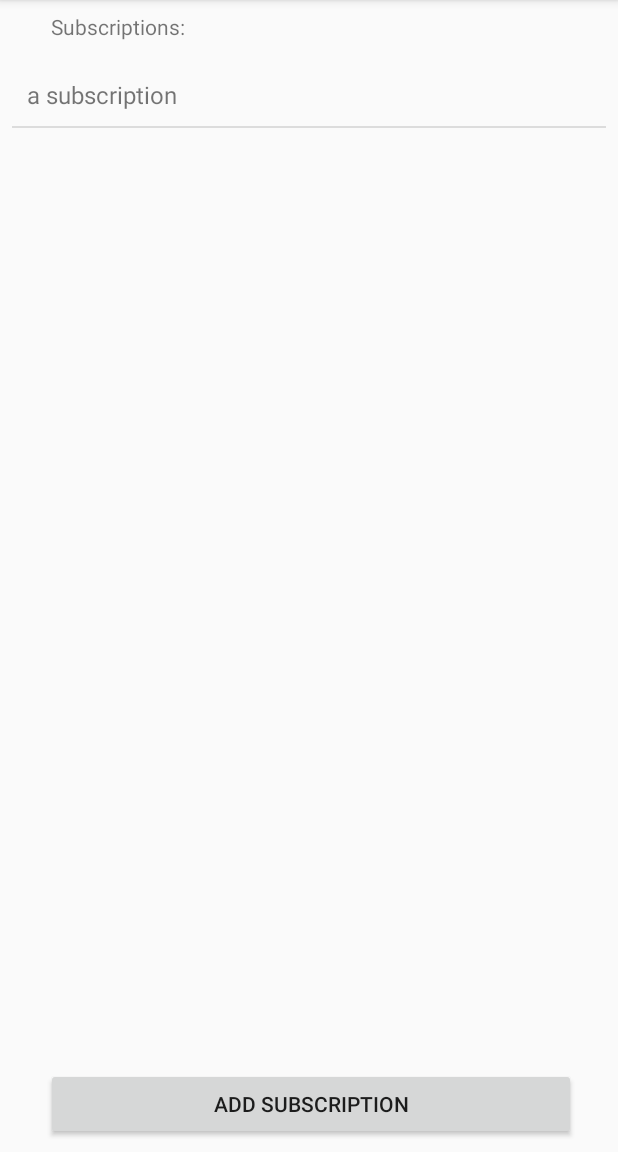
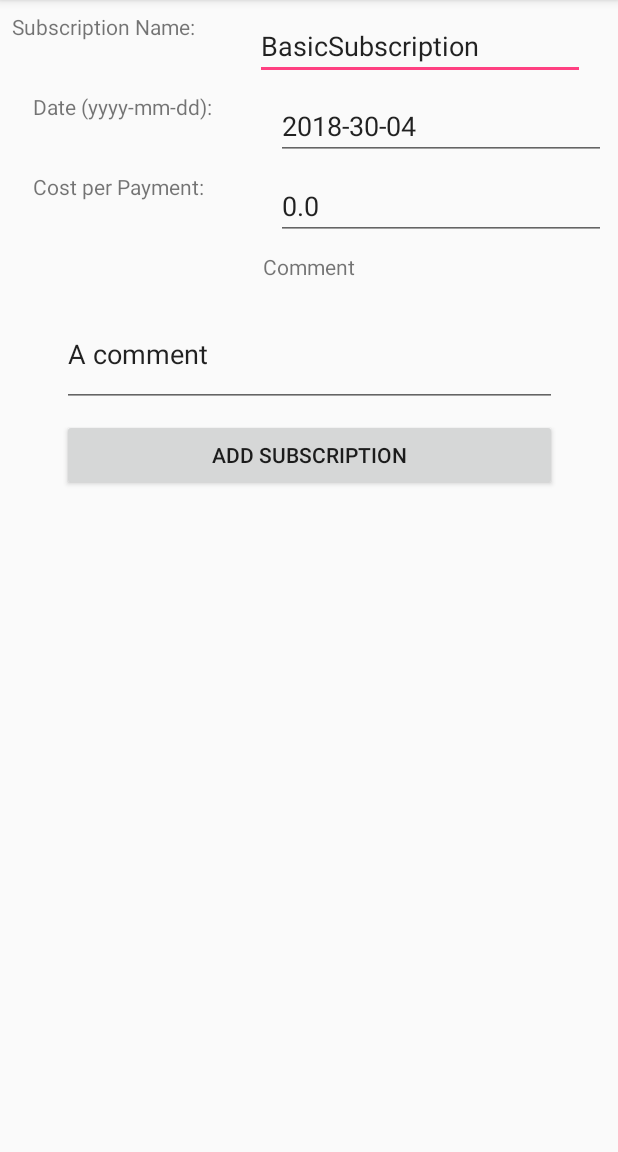
Before and after one commit to CptJamesCook/JCOOK-SubBook, an Android app: the screen it shows after launch (SubBookMainActivity before the commit, SubDetailsActivity after it), after a tap on "ADD SUBSCRIPTION", on a phone screen of 412 x 824 dp, the part 84-1236 px from its top. Run offline under Robolectric (Android 15) with nearby library versions, the phone set to English and light mode, and no system bars.

Commit message:
I should commit more often...

```diff
--- a/app/src/main/AndroidManifest.xml
+++ b/app/src/main/AndroidManifest.xml
@@ -16,6 +16,7 @@
                 <category android:name="android.intent.category.LAUNCHER" />
             </intent-filter>
         </activity>
+        <activity android:name=".SubDetailsActivity"></activity>
     </application>
 
 </manifest>
--- /dev/null
+++ b/app/src/main/java/com/example/james/jcook_subbook/BasicSubscription.java
@@ -0,0 +1,80 @@
+package com.example.james.jcook_subbook;
+
+import com.google.gson.annotations.Expose;
+
+import java.util.Date;
+import java.util.jar.Attributes;
+
+/**
+ * Created by james on 02/02/18.
+ */
+
+public class BasicSubscription {
+
+    @Expose
+    private String name;
+
+    @Expose
+    private Date date;
+
+    @Expose
+    private float cost;
+
+    @Expose
+    private String comment;
+
+    public BasicSubscription(){
+        this.name = "BasicSubscription";
+        this.date = new Date();
+        this.cost = 0.0f;
+        this.comment = "A comment";
+    }
+
+    public BasicSubscription(String name, Date date, float cost, String comment){
+        this.setName(name);
+        this.setDate(date);
+        this.setCost(cost);
+        try {
+            this.setComment(comment);
+        } catch (CommentTooLongException e) {
+            System.out.println("Comment too long.");
+        }
+    }
+
+    public void setName(String name){
+        this.name = name;
+    }
+
+    public String getName(){
+        return this.name;
+    }
+
+    public void setDate(Date date){
+        this.date = date;
+    }
+    public Date getDate(){
+        return this.date;
+    }
+
+    public void setCost(float cost){
+        this.cost = cost;
+    }
+    public float getCost(){
+        return this.cost;
+    }
+
+    public void setComment(String comment) throws CommentTooLongException{
+        if(comment.length() > 30){
+            throw new CommentTooLongException();
+        }
+        this.comment = comment;
+    }
+    public String getComment(){
+        return this.comment;
+    }
+
+    @Override
+    public String toString(){
+        return this.name;
+    }
+}
--- /dev/null
+++ b/app/src/main/java/com/example/james/jcook_subbook/CommentTooLongException.java
@@ -0,0 +1,8 @@
+package com.example.james.jcook_subbook;
+
+/**
+ * Created by james on 03/02/18.
+ */
+
+public class CommentTooLongException extends Exception {
+}
--- /dev/null
+++ b/app/src/main/java/com/example/james/jcook_subbook/NameTooLongException.java
@@ -0,0 +1,8 @@
+package com.example.james.jcook_subbook;
+
+/**
+ * Created by james on 03/02/18.
+ */
+
+public class NameTooLongException extends Exception {
+}
--- a/app/src/main/java/com/example/james/jcook_subbook/SubBookMainActivity.java
+++ b/app/src/main/java/com/example/james/jcook_subbook/SubBookMainActivity.java
@@ -1,10 +1,12 @@
 package com.example.james.jcook_subbook;
 
 import android.content.Context;
+import android.content.Intent;
 import android.os.Bundle;
 import android.support.v7.app.AppCompatActivity;
 import android.util.Log;
 import android.view.View;
+import android.widget.AdapterView;
 import android.widget.ArrayAdapter;
 import android.widget.Button;
 import android.widget.ListView;
@@ -22,33 +24,46 @@ import java.io.InputStreamReader;
 import java.io.OutputStreamWriter;
 import java.lang.reflect.Type;
 import java.util.ArrayList;
+import java.util.Date;
 
 public class SubBookMainActivity extends AppCompatActivity {
-    private static final String FILENAME = "newfile.sav";
+    public static final String EXTRA_NAME = "com.example.james.jcook_subbook.NAME";
+    public static final String EXTRA_DATE = "com.example.james.jcook_subbook.DATE";
+    public static final String EXTRA_COST = "com.example.james.jcook_subbook.COST";
+    public static final String EXTRA_COMMENT = "com.example.james.jcook_subbook.COMMENT";
+
+    private static final String FILENAME = "newFile.sav";
     private ListView currSubsList;
 
-    private ArrayList<String> sublist;
-    private ArrayAdapter<String> adapter;
+    private ArrayList<BasicSubscription> sublist;
+    private ArrayAdapter<BasicSubscription> adapter;
+
+    private static final int SELECTOR_CONST = 1;
 
     @Override
     protected void onCreate(Bundle savedInstanceState) {
         super.onCreate(savedInstanceState);
         setContentView(R.layout.activity_sub_book_main);
 
-        Button addSubBtn = (Button) findViewById(R.id.addSub);
-        currSubsList = (ListView) findViewById(R.id.currSubs);
+        Button addSubBtn = findViewById(R.id.addSub);
+        currSubsList = findViewById(R.id.currSubs);
 
+        //define behavior for the add subscriptions button
         addSubBtn.setOnClickListener(new View.OnClickListener(){
-
+            @Override
             public void onClick(View v){
                 setResult(RESULT_OK);
-                String text = "a subscription";
+                BasicSubscription sub = new BasicSubscription();
+                openSubDetailsActivity(sub);
+            }
+        });
 
-                sublist.add(text);
-
-                adapter.notifyDataSetChanged();
-
-                saveInFile();
+        //define behavior for when an item is clicked on
+        currSubsList.setOnItemClickListener(new AdapterView.OnItemClickListener() {
+            @Override
+            public void onItemClick(AdapterView<?> parent, View view, int position, long id) {
+                BasicSubscription entry = (BasicSubscription) parent.getItemAtPosition(position);
+                openSubDetailsActivity(entry);
             }
         });
     }
@@ -58,8 +73,8 @@ public class SubBookMainActivity extends AppCompatActivity {
         // TODO Auto-generated method stub
         super.onStart();
         loadFromFile();
-        adapter = new ArrayAdapter<String>(this,
-                R.layout.list_item, sublist);
+        adapter = new ArrayAdapter<BasicSubscription>(this,
+                                                       R.layout.list_item, sublist);
         currSubsList.setAdapter(adapter);
     }
 
@@ -74,18 +89,14 @@ public class SubBookMainActivity extends AppCompatActivity {
             //Taken https://stackoverflow.com/questions/12384064/gson-convert-from-json-to-a-typed-arraylistt
             // 2018-01-24
 
-            Type listType = new TypeToken<ArrayList<String>>(){}.getType();
+            Type listType = new TypeToken<ArrayList<BasicSubscription>>(){}.getType();
 
             sublist = gson.fromJson(in, listType);
 
         } catch (FileNotFoundException e) {
             // TODO Auto-generated catch block
-            sublist = new ArrayList<String>();
-        } catch (IOException e) {
-            // TODO Auto-generated catch block
-            e.printStackTrace();
+            sublist = new ArrayList<BasicSubscription>();
         }
-
     }
 
     private void saveInFile() {
@@ -109,6 +120,38 @@ public class SubBookMainActivity extends AppCompatActivity {
         }
     }
 
+    private void openSubDetailsActivity(BasicSubscription sub){
+        Intent intent = new Intent(this, SubDetailsActivity.class);
+        intent.putExtra(EXTRA_NAME, sub.getName());
+        intent.putExtra(EXTRA_DATE, sub.getDate().getTime());
+        intent.putExtra(EXTRA_COST, sub.getCost());
+        intent.putExtra(EXTRA_COMMENT, sub.getComment());
+        startActivityForResult(intent, SELECTOR_CONST);
+    }
+
+    @Override
+    protected void onActivityResult(int requestCode, int resultCode, Intent data){
+        switch(requestCode){
+            case SELECTOR_CONST:
+                if(resultCode == RESULT_OK){
+                    //get the sub data from intent
+                    //Get info from bundle
+                    Bundle bundle = data.getExtras();
+                    String subName = bundle.getString(EXTRA_NAME);
+                    Long timeInMilli = bundle.getLong(EXTRA_DATE);
+                    Date subDate = new Date(timeInMilli);
+                    float subCost = bundle.getFloat(EXTRA_COST);
+                    String subComment = bundle.getString(EXTRA_COMMENT);
+
+                    BasicSubscription sub = new BasicSubscription(subName, subDate,
+                                                                  subCost, subComment);
+                    sublist.add(sub);
+                    adapter.notifyDataSetChanged();
+                    saveInFile();
+                }
+        }
+    }
+
     protected void onDestroy(){
 		super.onDestroy();
 		Log.i("In Destroy method","The app is closing");
--- /dev/null
+++ b/app/src/main/java/com/example/james/jcook_subbook/SubDetailsActivity.java
@@ -0,0 +1,90 @@
+package com.example.james.jcook_subbook;
+
+import android.content.Intent;
+import android.support.v7.app.AppCompatActivity;
+import android.os.Bundle;
+import android.view.View;
+import android.widget.Button;
+import android.widget.EditText;
+
+import java.text.ParseException;
+import java.text.SimpleDateFormat;
+import java.util.Date;
+
+public class SubDetailsActivity extends AppCompatActivity {
+
+    public static final String EXTRA_NAME = "com.example.james.jcook_subbook.NAME";
+    public static final String EXTRA_DATE = "com.example.james.jcook_subbook.DATE";
+    public static final String EXTRA_COST = "com.example.james.jcook_subbook.COST";
+    public static final String EXTRA_COMMENT = "com.example.james.jcook_subbook.COMMENT";
+
+    private EditText fieldSubName;
+    private EditText fieldSubDate;
+    private EditText fieldSubCost;
+    private EditText fieldSubComment;
+
+    private SimpleDateFormat dateFormatter = new SimpleDateFormat("yyyy-mm-dd");
+
+    @Override
+    protected void onCreate(Bundle savedInstanceState) {
+        super.onCreate(savedInstanceState);
+        setContentView(R.layout.activity_sub_details);
+
+        //Initialize Button's
+        Button saveBtn = findViewById(R.id.saveButton);
+
+        //Initialize EditText's
+        fieldSubName = findViewById(R.id.SubName);
+        fieldSubDate = findViewById(R.id.SubDate);
+        fieldSubCost = findViewById(R.id.SubCost);
+        fieldSubComment = findViewById(R.id.SubComment);
+
+        //Get info from bundle
+        Bundle bundle = getIntent().getExtras();
+        String subName = bundle.getString(EXTRA_NAME);
+        Long timeInMilli = bundle.getLong(EXTRA_DATE);
+        Date subDate = new Date(timeInMilli);
+        float subCost = bundle.getFloat(EXTRA_COST);
+        String subComment = bundle.getString(EXTRA_COMMENT);
+
+        //populate activity with subs details
+        populateActivityFields(subName, subDate, subCost, subComment);
+
+        saveBtn.setOnClickListener(new View.OnClickListener() {
+            @Override
+            public void onClick(View view) {
+                //Create the proper intent, then return to the main activity
+                Intent intent = new Intent();
+                intent.putExtra(EXTRA_NAME, fieldSubName.getText().toString());
+
+                Long millisecs = getLongFromDateString(fieldSubDate.getText().toString());
+                intent.putExtra(EXTRA_DATE, millisecs);
+
+                intent.putExtra(EXTRA_COST, Float.parseFloat(fieldSubCost.getText().toString()));
+                intent.putExtra(EXTRA_COMMENT, fieldSubComment.getText().toString());
+                setResult(RESULT_OK, intent);
+                finish();
+            }
+        });
+    }
+
+    private void populateActivityFields(String subName, Date subDate,
+                                        float subCost, String subComment){
+        fieldSubName.setText(subName);
+        fieldSubDate.setText(dateFormatter.format(subDate));
+        fieldSubCost.setText(String.valueOf(subCost));
+        fieldSubComment.setText(subComment);
+    }
+
+    private Long getLongFromDateString(String dateStr){
+        // process dateStr into a Long representation  of millisecs
+        Long millisecs = 1517616000021L; // default in case of failure
+        try {
+            Date date = dateFormatter.parse(dateStr);
+            millisecs = date.getTime();
+        } catch(ParseException e) {
+            e.printStackTrace();
+        }
+        return millisecs;
+    }
+}
--- a/app/src/main/res/layout/activity_sub_book_main.xml
+++ b/app/src/main/res/layout/activity_sub_book_main.xml
@@ -8,25 +8,22 @@
 
     <TextView
         android:id="@+id/textSubs"
-        android:layout_width="344dp"
-        android:layout_height="26dp"
-        android:layout_marginEnd="8dp"
+        android:layout_width="120dp"
+        android:layout_height="30dp"
         android:layout_marginStart="8dp"
         android:layout_marginTop="8dp"
         android:text="@string/subscriptions"
-        app:layout_constraintEnd_toEndOf="parent"
         app:layout_constraintStart_toStartOf="parent"
         app:layout_constraintTop_toTopOf="parent" />
 
     <ListView
         android:id="@+id/currSubs"
         android:layout_width="match_parent"
-        android:layout_height="410dp"
+        android:layout_height="293dp"
         android:layout_marginEnd="8dp"
         android:layout_marginStart="8dp"
         android:layout_marginTop="8dp"
         app:layout_constraintEnd_toEndOf="parent"
-        app:layout_constraintHorizontal_bias="0.0"
         app:layout_constraintStart_toStartOf="parent"
         app:layout_constraintTop_toBottomOf="@+id/textSubs">
 
@@ -34,18 +31,37 @@
 
     <Button
         android:id="@+id/addSub"
-        android:layout_width="353dp"
+        android:layout_width="350dp"
         android:layout_height="wrap_content"
-        android:layout_marginBottom="8dp"
+        android:layout_marginBottom="56dp"
         android:layout_marginEnd="8dp"
         android:layout_marginStart="8dp"
         android:layout_marginTop="8dp"
         android:text="@string/add_sub"
         app:layout_constraintBottom_toBottomOf="parent"
         app:layout_constraintEnd_toEndOf="parent"
-        app:layout_constraintHorizontal_bias="0.533"
         app:layout_constraintStart_toStartOf="parent"
-        app:layout_constraintTop_toBottomOf="@+id/currSubs"
-        app:layout_constraintVertical_bias="1.0" />
+        app:layout_constraintTop_toBottomOf="@+id/textCostDesc" />
+
+    <TextView
+        android:id="@+id/textCostNum"
+        android:layout_width="120dp"
+        android:layout_height="30dp"
+        android:layout_marginEnd="8dp"
+        android:layout_marginTop="8dp"
+        android:text="@string/total_cost_num"
+        app:layout_constraintEnd_toEndOf="parent"
+        app:layout_constraintTop_toBottomOf="@+id/currSubs" />
+
+    <TextView
+        android:id="@+id/textCostDesc"
+        android:layout_width="120dp"
+        android:layout_height="30dp"
+        android:layout_marginEnd="8dp"
+        android:layout_marginTop="8dp"
+        android:text="@string/total_cost_string"
+        android:textAlignment="viewEnd"
+        app:layout_constraintEnd_toStartOf="@+id/textCostNum"
+        app:layout_constraintTop_toBottomOf="@+id/currSubs" />
 
 </android.support.constraint.ConstraintLayout>
--- /dev/null
+++ b/app/src/main/res/layout/activity_sub_details.xml
@@ -0,0 +1,122 @@
+<?xml version="1.0" encoding="utf-8"?>
+<android.support.constraint.ConstraintLayout xmlns:android="http://schemas.android.com/apk/res/android"
+    xmlns:app="http://schemas.android.com/apk/res-auto"
+    xmlns:tools="http://schemas.android.com/tools"
+    android:layout_width="match_parent"
+    android:layout_height="match_parent"
+    tools:context="com.example.james.jcook_subbook.SubDetailsActivity">
+
+    <EditText
+        android:id="@+id/SubName"
+        android:layout_width="220dp"
+        android:layout_height="wrap_content"
+        android:layout_marginEnd="8dp"
+        android:layout_marginStart="8dp"
+        android:layout_marginTop="8dp"
+        android:ems="10"
+        android:inputType="textPersonName"
+        android:maxLength="20"
+        android:text="@string/default_sub_name"
+        app:layout_constraintEnd_toEndOf="parent"
+        app:layout_constraintStart_toEndOf="@+id/DescribeSub"
+        app:layout_constraintTop_toTopOf="parent" />
+
+    <EditText
+        android:id="@+id/SubDate"
+        android:layout_width="220dp"
+        android:layout_height="wrap_content"
+        android:layout_marginEnd="8dp"
+        android:layout_marginTop="8dp"
+        android:ems="10"
+        android:inputType="date"
+        android:text="@string/default_date"
+        app:layout_constraintEnd_toEndOf="parent"
+        app:layout_constraintTop_toBottomOf="@+id/SubName" />
+
+    <EditText
+        android:id="@+id/SubCost"
+        android:layout_width="220dp"
+        android:layout_height="wrap_content"
+        android:layout_marginEnd="8dp"
+        android:layout_marginTop="8dp"
+        android:ems="10"
+        android:inputType="numberDecimal"
+        android:text="@string/total_cost_num"
+        app:layout_constraintEnd_toEndOf="parent"
+        app:layout_constraintTop_toBottomOf="@+id/SubDate" />
+
+    <TextView
+        android:id="@+id/DescribeCost"
+        android:layout_width="140dp"
+        android:layout_height="45dp"
+        android:layout_marginEnd="8dp"
+        android:layout_marginStart="8dp"
+        android:layout_marginTop="8dp"
+        android:text="@string/cost"
+        app:layout_constraintEnd_toStartOf="@+id/SubCost"
+        app:layout_constraintStart_toStartOf="parent"
+        app:layout_constraintTop_toBottomOf="@+id/DescribeDate" />
+
+    <TextView
+        android:id="@+id/DescribeDate"
+        android:layout_width="140dp"
+        android:layout_height="45dp"
+        android:layout_marginEnd="8dp"
+        android:layout_marginStart="8dp"
+        android:layout_marginTop="8dp"
+        android:text="@string/date"
+        app:layout_constraintEnd_toStartOf="@+id/SubDate"
+        app:layout_constraintStart_toStartOf="parent"
+        app:layout_constraintTop_toBottomOf="@+id/DescribeSub" />
+
+    <TextView
+        android:id="@+id/DescribeSub"
+        android:layout_width="140dp"
+        android:layout_height="45dp"
+        android:layout_marginStart="8dp"
+        android:layout_marginTop="8dp"
+        android:text="@string/sub_name"
+        app:layout_constraintStart_toStartOf="parent"
+        app:layout_constraintTop_toTopOf="parent" />
+
+    <TextView
+        android:id="@+id/DescribeComment"
+        android:layout_width="140dp"
+        android:layout_height="25dp"
+        android:layout_marginEnd="8dp"
+        android:layout_marginStart="8dp"
+        android:layout_marginTop="8dp"
+        android:text="@string/comment"
+        android:textAlignment="center"
+        app:layout_constraintEnd_toEndOf="parent"
+        app:layout_constraintStart_toStartOf="parent"
+        app:layout_constraintTop_toBottomOf="@+id/DescribeCost" />
+
+    <EditText
+        android:id="@+id/SubComment"
+        android:layout_width="330dp"
+        android:layout_height="70dp"
+        android:layout_marginEnd="8dp"
+        android:layout_marginStart="8dp"
+        android:layout_marginTop="8dp"
+        android:ems="10"
+        android:inputType="textMultiLine"
+        android:maxLength="30"
+        android:text="@string/comment"
+        app:layout_constraintEnd_toEndOf="parent"
+        app:layout_constraintStart_toStartOf="parent"
+        app:layout_constraintTop_toBottomOf="@+id/DescribeComment" />
+
+    <Button
+        android:id="@+id/saveButton"
+        android:layout_width="330dp"
+        android:layout_height="wrap_content"
+        android:layout_marginEnd="8dp"
+        android:layout_marginStart="8dp"
+        android:layout_marginTop="8dp"
+        android:text="@string/add_sub"
+        app:layout_constraintEnd_toEndOf="parent"
+        app:layout_constraintStart_toStartOf="parent"
+        app:layout_constraintTop_toBottomOf="@+id/SubComment" />
+
+</android.support.constraint.ConstraintLayout>
--- a/app/src/main/res/values/strings.xml
+++ b/app/src/main/res/values/strings.xml
@@ -2,4 +2,12 @@
     <string name="app_name">JCOOK-SubBook</string>
     <string name="subscriptions">Subscriptions:</string>
     <string name="add_sub">Add Subscription</string>
+    <string name="date">Date (yyyy-mm-dd):</string>
+    <string name="sub_name">Subscription Name:</string>
+    <string name="comment">Comment</string>
+    <string name="cost">Cost per Payment:</string>
+    <string name="default_sub_name">BasicSubscription</string>
+    <string name="total_cost_string">Total Cost:</string>
+    <string name="total_cost_num">0</string>
+    <string name="default_date">2017-05-05</string>
 </resources>
```
